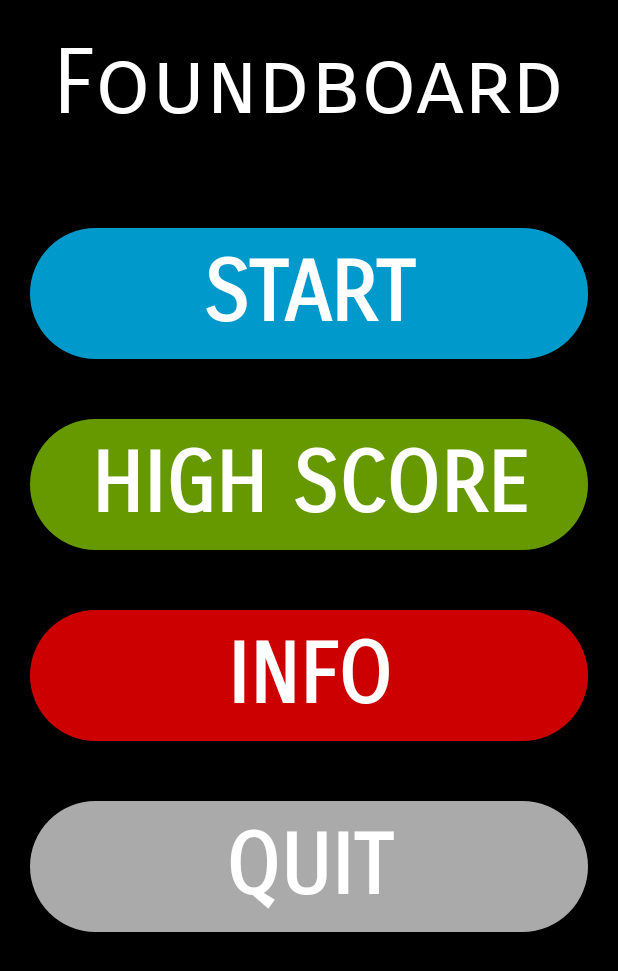
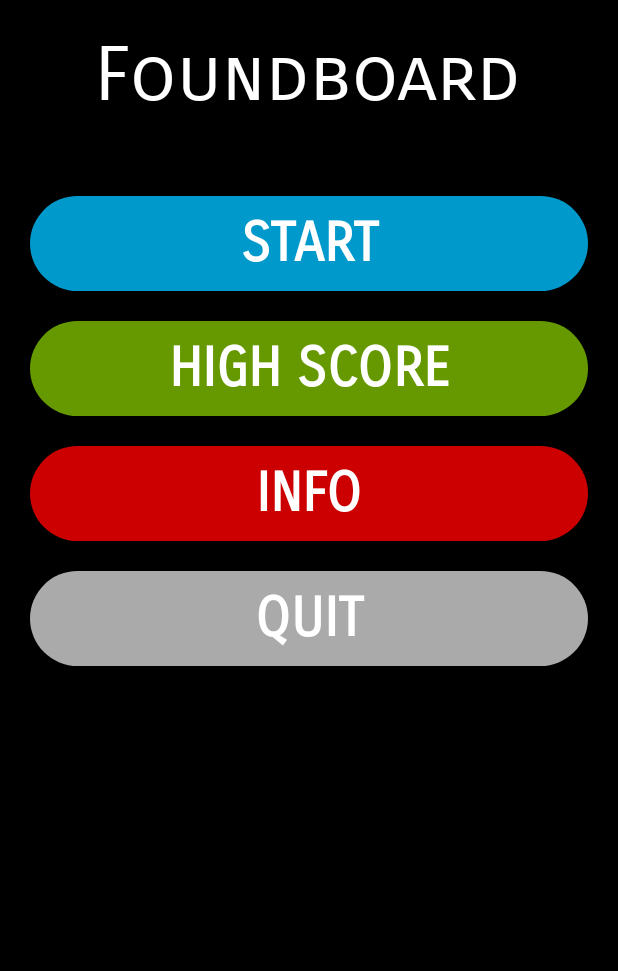
Before and after one commit to legitappsinc/Foundboard, an Android app: the screen it shows after launch (StartScreen), on a phone screen of 412 x 824 dp. Shown: the top 971 px of the screen. Run offline under Robolectric (Android 15) with nearby library versions, the phone set to English and light mode, and no system bars.

Commit message:
Fixed sizing

```diff
--- a/app/src/main/res/layout/activity_main.xml
+++ b/app/src/main/res/layout/activity_main.xml
@@ -43,7 +43,7 @@
                     android:id="@+id/buttonA"
                     android:layout_width="match_parent"
                     android:layout_height="match_parent"
-                    android:layout_margin="20dp"
+                    android:layout_margin="10dp"
                     android:layout_weight="1"
                     android:background="@drawable/btn_rounded_red"
                     android:onClick="playSound"
@@ -59,7 +59,7 @@
                     android:id="@+id/buttonB"
                     android:layout_width="match_parent"
                     android:layout_height="match_parent"
-                    android:layout_margin="20dp"
+                    android:layout_margin="10dp"
                     android:layout_weight="1"
                     android:background="@drawable/btn_rounded_orange"
                     android:onClick="playSound"
@@ -84,7 +84,7 @@
                     android:id="@+id/buttonC"
                     android:layout_width="match_parent"
                     android:layout_height="match_parent"
-                    android:layout_margin="20dp"
+                    android:layout_margin="10dp"
                     android:layout_weight="1"
                     android:background="@drawable/btn_rounded_yellowgold"
                     android:onClick="playSound"
@@ -102,7 +102,7 @@
                     style="@style/TextAppearance.AppCompat.Button"
                     android:layout_width="match_parent"
                     android:layout_height="match_parent"
-                    android:layout_margin="20dp"
+                    android:layout_margin="10dp"
                     android:layout_weight="1"
                     android:background="@drawable/btn_rounded_green"
 
@@ -124,7 +124,7 @@
                     style="@style/TextAppearance.AppCompat.Button"
                     android:layout_width="wrap_content"
                     android:layout_height="match_parent"
-                    android:layout_margin="20dp"
+                    android:layout_margin="10dp"
                     android:layout_weight="1"
                     android:background="@drawable/btn_rounded_replay"
                     android:fontFamily="sans-serif-smallcaps"
--- a/app/src/main/res/layout/activity_start_screen.xml
+++ b/app/src/main/res/layout/activity_start_screen.xml
@@ -24,26 +24,25 @@
             android:padding="20dp"
             android:text="Foundboard"
             android:textColor="@android:color/white"
-            android:textSize="60dp" />
+            android:textSize="50sp" />
 
         <Button
             android:id="@+id/startbtn"
             android:layout_width="match_parent"
             android:layout_height="wrap_content"
             android:layout_below="@+id/title"
-            android:layout_centerInParent="false"
-            android:layout_centerHorizontal="true"
+            android:layout_centerInParent="true"
             android:layout_marginStart="20dp"
-            android:layout_marginTop="20dp"
+            android:layout_marginTop="10dp"
             android:layout_marginEnd="20dp"
-            android:layout_marginBottom="20dp"
+            android:layout_marginBottom="10dp"
             android:background="@drawable/btn_rounded_start"
             android:fontFamily="sans-serif-smallcaps"
             android:onClick="onStartPress"
             android:padding="10dp"
             android:text="Start"
             android:textColor="@android:color/white"
-            android:textSize="56dp"
+            android:textSize="36sp"
             android:textStyle="bold" />
 
         <Button
@@ -52,15 +51,15 @@
             android:layout_height="wrap_content"
             android:layout_below="@+id/startbtn"
             android:layout_marginStart="20dp"
-            android:layout_marginTop="20dp"
+            android:layout_marginTop="10dp"
             android:layout_marginEnd="20dp"
-            android:layout_marginBottom="20dp"
+            android:layout_marginBottom="10dp"
             android:background="@drawable/btn_rounded_start_green"
             android:fontFamily="sans-serif-smallcaps"
             android:padding="10dp"
             android:text="High Score"
             android:textColor="@android:color/white"
-            android:textSize="56dp"
+            android:textSize="36sp"
             android:textStyle="bold" />
 
         <Button
@@ -69,9 +68,9 @@
             android:layout_height="wrap_content"
             android:layout_below="@+id/highScore"
             android:layout_marginStart="20dp"
-            android:layout_marginTop="20dp"
+            android:layout_marginTop="10dp"
             android:layout_marginEnd="20dp"
-            android:layout_marginBottom="20dp"
+            android:layout_marginBottom="10dp"
             android:background="@drawable/btn_rounded_start_red"
             android:fontFamily="sans-serif-smallcaps"
             android:onClick="onInfoPress"
@@ -79,7 +78,7 @@
 
             android:text="Info"
             android:textColor="@android:color/white"
-            android:textSize="56dp"
+            android:textSize="36sp"
             android:textStyle="bold" />
 
         <Button
@@ -87,16 +86,16 @@
             android:layout_height="wrap_content"
             android:layout_below="@+id/info"
             android:layout_marginStart="20dp"
-            android:layout_marginTop="20dp"
+            android:layout_marginTop="10dp"
             android:layout_marginEnd="20dp"
-            android:layout_marginBottom="20dp"
+            android:layout_marginBottom="10dp"
             android:background="@drawable/btn_rounded"
             android:fontFamily="sans-serif-smallcaps"
             android:onClick="onQuitPress"
             android:padding="10dp"
             android:text="Quit"
             android:textColor="@android:color/white"
-            android:textSize="56dp"
+            android:textSize="36sp"
             android:textStyle="bold" />
     </RelativeLayout>
 
```
